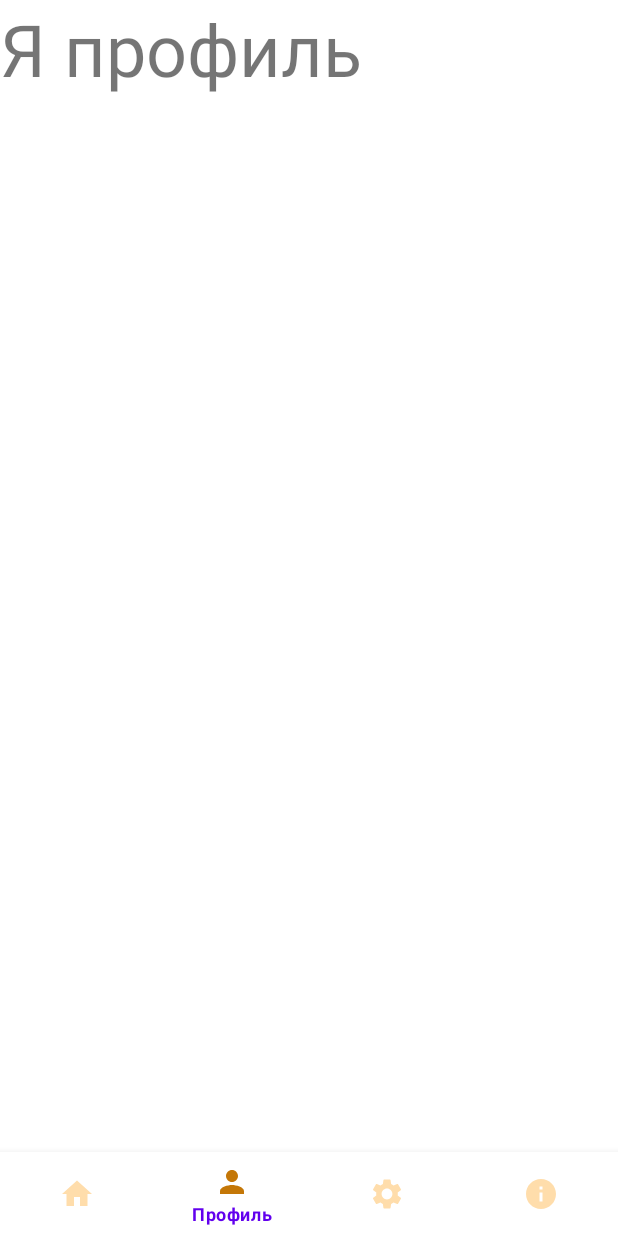
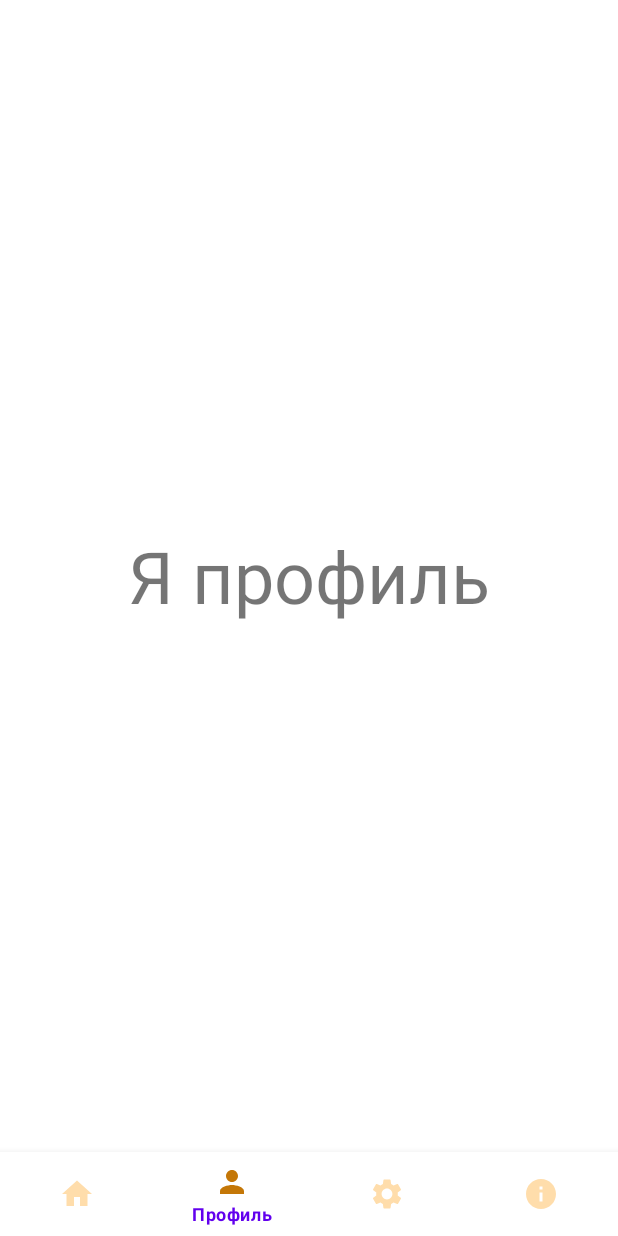
Before and after one commit to amarchenko700/kindFilms, an Android app: the screen it shows after launch (MainActivity), item 2 of the bottom bar chosen, on a phone screen of 412 x 824 dp. Run offline under Robolectric (Android 15) with nearby library versions, the phone set to English and light mode, and no system bars; pictures from the network do not load.

```diff
--- a/app/build.gradle
+++ b/app/build.gradle
@@ -1,6 +1,7 @@
 plugins {
     id 'com.android.application'
     id 'kotlin-android'
+    id 'kotlin-parcelize'
 }
 
 android {
--- a/app/src/main/res/layout/activity_main.xml
+++ b/app/src/main/res/layout/activity_main.xml
@@ -8,16 +8,15 @@
     tools:context=".ui.main.MainActivity">
 
     <LinearLayout
-        android:layout_width="wrap_content"
+        android:layout_width="match_parent"
         android:layout_height="0dp"
         android:layout_weight="1"
-        android:orientation="vertical"
-        android:backgroundTint="@color/black">
+        android:orientation="vertical">
 
         <FrameLayout
             android:id="@+id/fragment_container"
             android:layout_width="match_parent"
-            android:layout_height="wrap_content" />
+            android:layout_height="match_parent" />
     </LinearLayout>
 
     <com.google.android.material.bottomnavigation.BottomNavigationView
```
